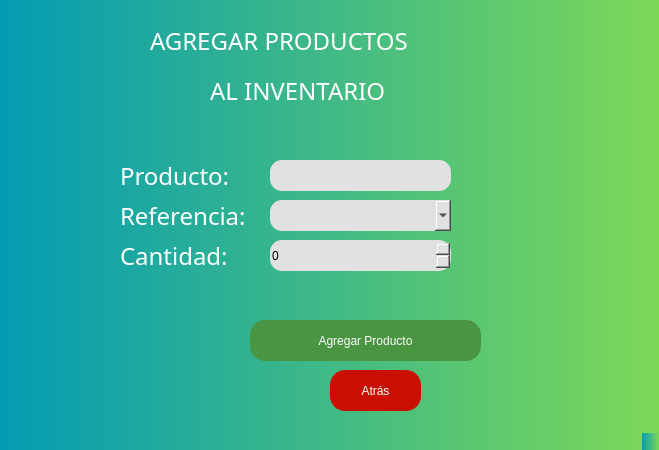
The window that InventoryRegis.ui (Yohan205/ProjectInventory) describes before a commit, drawn with Qt 5.
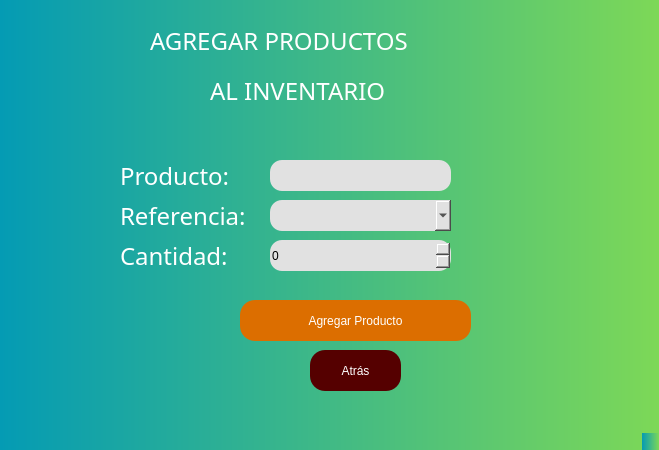
The same window after the commit. Icons and pictures are not drawn.

```diff
--- a/InventoryRegis.ui
+++ b/InventoryRegis.ui
@@ -154,8 +154,8 @@
    <widget class="QPushButton" name="addProd">
     <property name="geometry">
      <rect>
-      <x>250</x>
-      <y>320</y>
+      <x>240</x>
+      <y>300</y>
       <width>231</width>
       <height>41</height>
      </rect>
@@ -164,7 +164,7 @@
      <cursorShape>PointingHandCursor</cursorShape>
     </property>
     <property name="styleSheet">
-     <string notr="true">background-color: rgb(73, 149, 66);
+     <string notr="true">background-color: rgb(220, 110, 0);
 color: rgb(255, 255, 255);
 border-radius:15px;
 font: 87 14pt &quot;Arial Black&quot;;</string>
@@ -176,8 +176,8 @@
    <widget class="QPushButton" name="btnBackInv">
     <property name="geometry">
      <rect>
-      <x>330</x>
-      <y>370</y>
+      <x>310</x>
+      <y>350</y>
       <width>91</width>
       <height>41</height>
      </rect>
@@ -186,7 +186,7 @@
      <cursorShape>PointingHandCursor</cursorShape>
     </property>
     <property name="styleSheet">
-     <string notr="true">background-color: rgb(200, 15, 2);
+     <string notr="true">background-color: rgb(85, 0, 0);
 color: rgb(255, 255, 255);
 border-radius:15px;
 font: 87 14pt &quot;Arial Black&quot;;</string>
```
Left out of the diff: 10 changed lines with no effect on the pictures.
